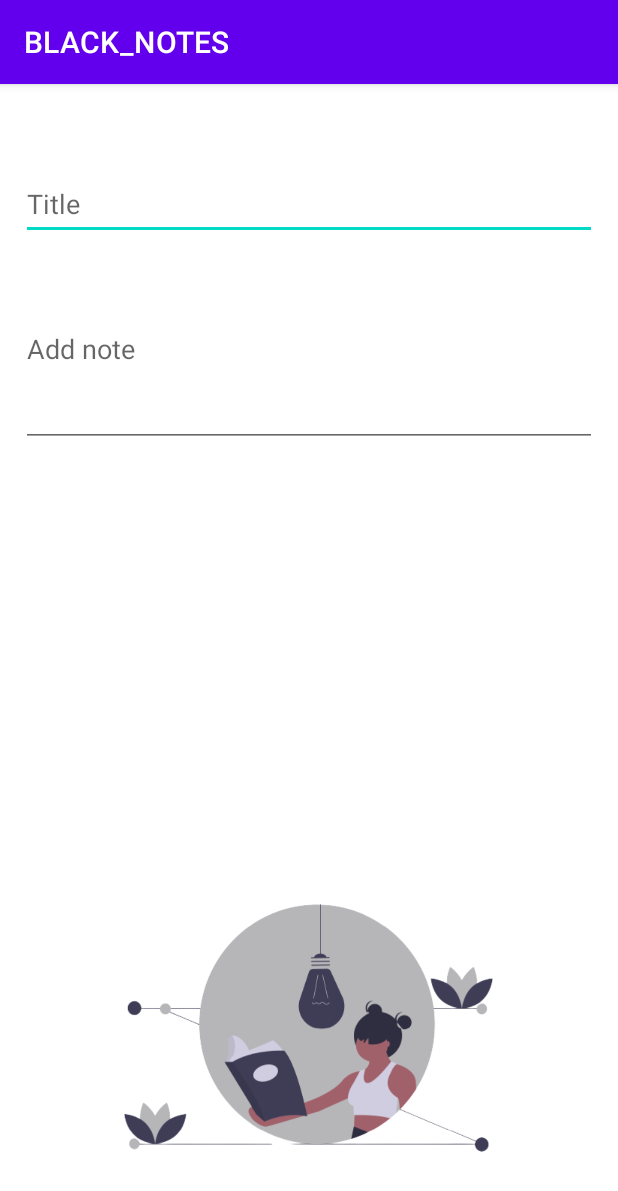
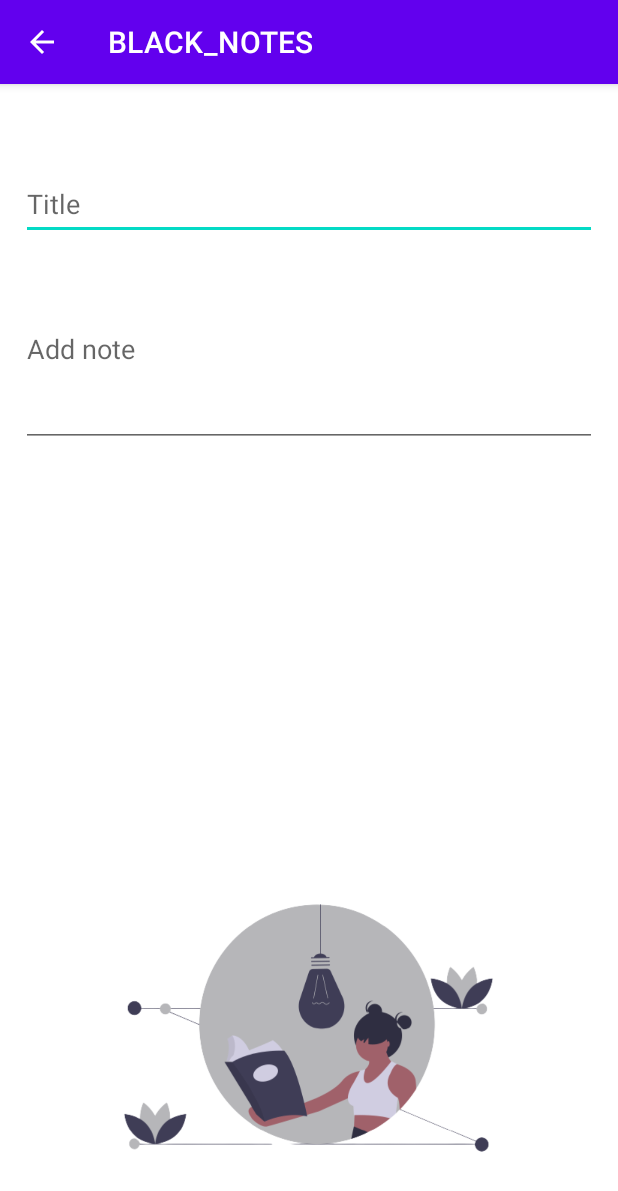
Before and after one commit to 270505Nana/26_Prajna_CRUD-BlackNotes, an Android app: the AddActivity screen opened directly, with no data from a screen before it, on a phone screen of 412 x 824 dp. Shown: the top 1191 px of the screen. Run offline under Robolectric (Android 15) with nearby library versions, the phone set to English and light mode, and no system bars; our stand-ins replace Room's generated code; 1 statement that could not run was skipped.

Commit message:
Update Edit Data Note

```diff
--- a/app/src/main/java/com/example/roomdb_prajna_26_new/AddActivity.kt
+++ b/app/src/main/java/com/example/roomdb_prajna_26_new/AddActivity.kt
@@ -26,13 +26,21 @@ class AddActivity : AppCompatActivity() {
     }
 
     fun setupView(){
+        supportActionBar!!.setDisplayHomeAsUpEnabled(true)
+//        untuk tombol back
         val intentType = intent.getIntExtra("intent_type",0)
         when (intentType){
             Constant.TYPE_CREATE -> {
-
+                button_update.visibility = View.GONE
             }
 
             Constant.TYPE_READ -> {
+                button_save.visibility = View.GONE
+                button_update.visibility = View.GONE
+                getNote()
+            }
+
+            Constant.TYPE_UPDATE -> {
                 button_save.visibility = View.GONE
                 getNote()
             }
@@ -48,9 +56,21 @@ class AddActivity : AppCompatActivity() {
                         edit_title.text.toString(),
                         edit_note.text.toString())
                 )
-//                abis itu disini pake entiti yan kita pake gitu nantinya
+//              abis itu disini pake entiti yan kita pake gitu nantinya
                 finish()
+            }
+        }
 
+        button_update.setOnClickListener {
+            CoroutineScope(Dispatchers.IO).launch {
+                db.noteDao().updateNote(
+
+                    Note(noteId,
+                        edit_title.text.toString(),
+                        edit_note.text.toString())
+                )
+//              abis itu disini pake entiti yan kita pake gitu nantinya
+                finish()
             }
         }
     }
@@ -63,4 +83,10 @@ class AddActivity : AppCompatActivity() {
             edit_note.setText( notes.note )
         }
     }
+
+//    membuat tombol back
+    override fun onSupportNavigateUp(): Boolean {
+        onBackPressed()
+        return super.onSupportNavigateUp()
+    }
 }
--- a/app/src/main/java/com/example/roomdb_prajna_26_new/ListActivity.kt
+++ b/app/src/main/java/com/example/roomdb_prajna_26_new/ListActivity.kt
@@ -67,8 +67,13 @@ class ListActivity : AppCompatActivity() {
 
             //object perlu implement members
             override fun onClick(note: Note) {
+//                read detail note
                 intentEdit(note.id, Constant.TYPE_READ)
 
+            }
+
+            override fun onUpdate(note: Note) {
+                intentEdit(note.id, Constant.TYPE_UPDATE)
             }
         })
         list_note.apply{
--- a/app/src/main/res/layout/activity_add.xml
+++ b/app/src/main/res/layout/activity_add.xml
@@ -49,18 +49,20 @@
         app:layout_constraintStart_toStartOf="parent"
         app:layout_constraintTop_toBottomOf="@+id/edit_note" />
 
+
     <Button
-        android:visibility="gone"
         android:id="@+id/button_update"
         android:layout_width="0dp"
         android:layout_height="wrap_content"
-        android:layout_marginTop="35dp"
+        android:layout_marginStart="14dp"
+        android:layout_marginTop="75dp"
+        android:layout_marginEnd="14dp"
         android:backgroundTint="@color/colorgrey"
         android:text="UPDATE"
         app:layout_constraintEnd_toEndOf="parent"
-        app:layout_constraintHorizontal_bias="0.6"
+        app:layout_constraintHorizontal_bias="1.0"
         app:layout_constraintStart_toStartOf="parent"
-        app:layout_constraintTop_toBottomOf="@+id/button_save" />
+        app:layout_constraintTop_toBottomOf="@+id/edit_note" />
 
     <ImageView
         android:id="@+id/imageView3"
```
Also changed, not shown: app/src/main/java/com/example/roomdb_prajna_26_new/NoteAdapter.kt (+7 -0 lines).
